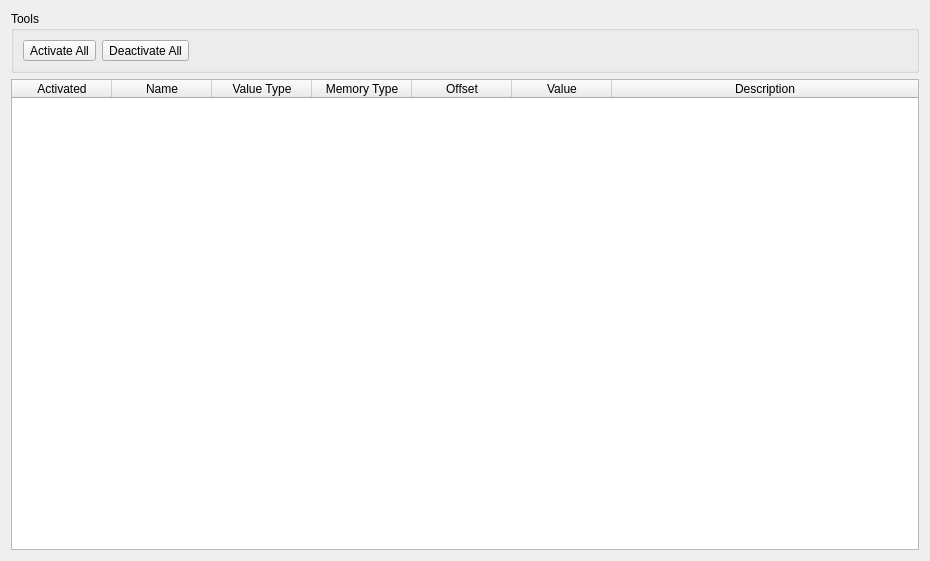
Above: NetworkViewer/ModuleConfigurationView.ui from glocklueng/openecosys before the change. Below: the same form after it.
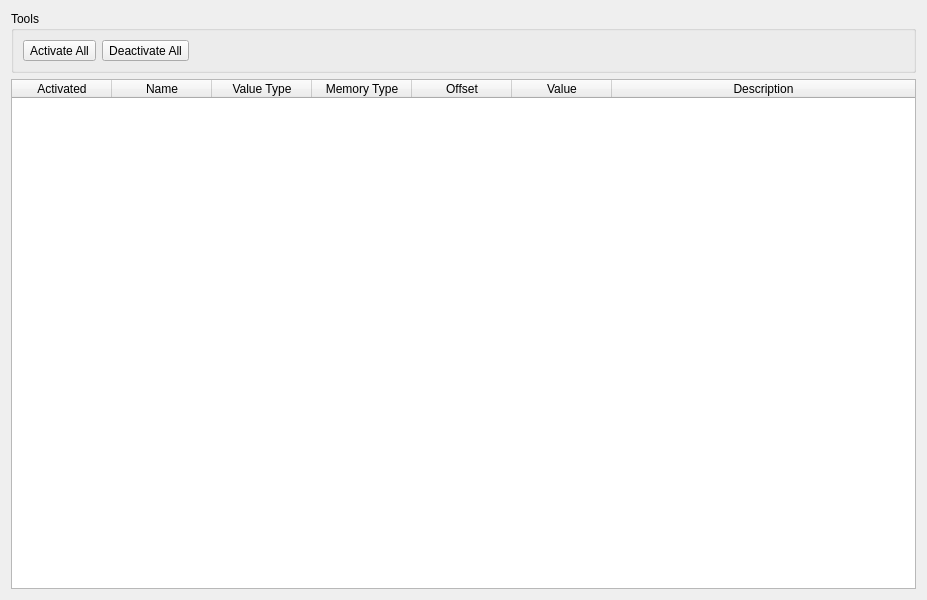
That is the form after the change.

Commit message: Trying to resize contents. Not working...

The edit to the form file:
```diff
--- a/NetworkViewer/ModuleConfigurationView.ui
+++ b/NetworkViewer/ModuleConfigurationView.ui
@@ -6,10 +6,22 @@
    <rect>
     <x>0</x>
     <y>0</y>
-    <width>930</width>
-    <height>561</height>
+    <width>927</width>
+    <height>600</height>
    </rect>
   </property>
+  <property name="sizePolicy">
+   <sizepolicy hsizetype="MinimumExpanding" vsizetype="MinimumExpanding">
+    <horstretch>0</horstretch>
+    <verstretch>0</verstretch>
+   </sizepolicy>
+  </property>
+  <property name="maximumSize">
+   <size>
+    <width>927</width>
+    <height>600</height>
+   </size>
+  </property>
   <property name="windowTitle">
    <string>Form</string>
   </property>
@@ -52,12 +64,21 @@
    </item>
    <item>
     <widget class="QTableWidget" name="m_table">
+     <property name="maximumSize">
+      <size>
+       <width>1024</width>
+       <height>600</height>
+      </size>
+     </property>
      <property name="dragEnabled">
       <bool>true</bool>
      </property>
      <property name="dragDropMode">
       <enum>QAbstractItemView::DragOnly</enum>
      </property>
+     <property name="cornerButtonEnabled">
+      <bool>false</bool>
+     </property>
      <attribute name="horizontalHeaderMinimumSectionSize">
       <number>20</number>
      </attribute>
```
The commit also changes 1 other file.
